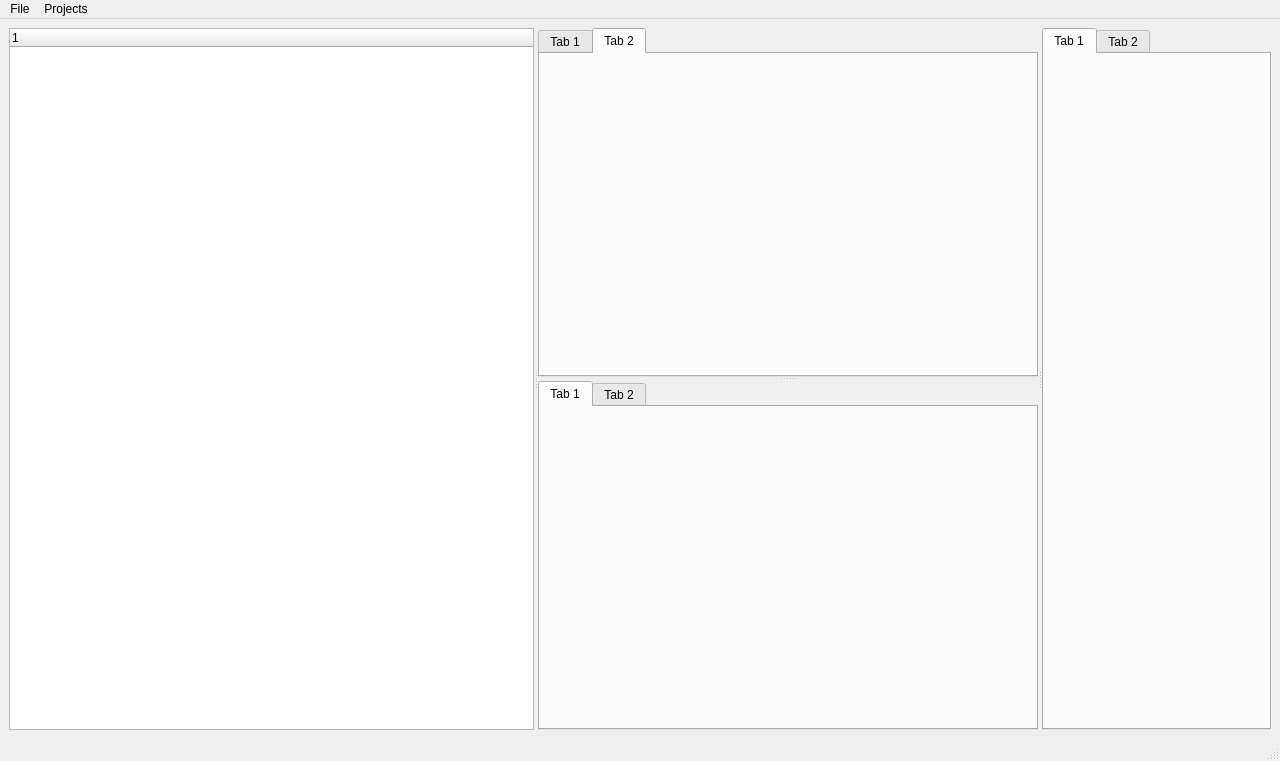
This is src/SpyderMockUp/SpyderMockUp.ui in goanpeca/ATE.org as Qt 5 draws it before an edit. The edited form follows.
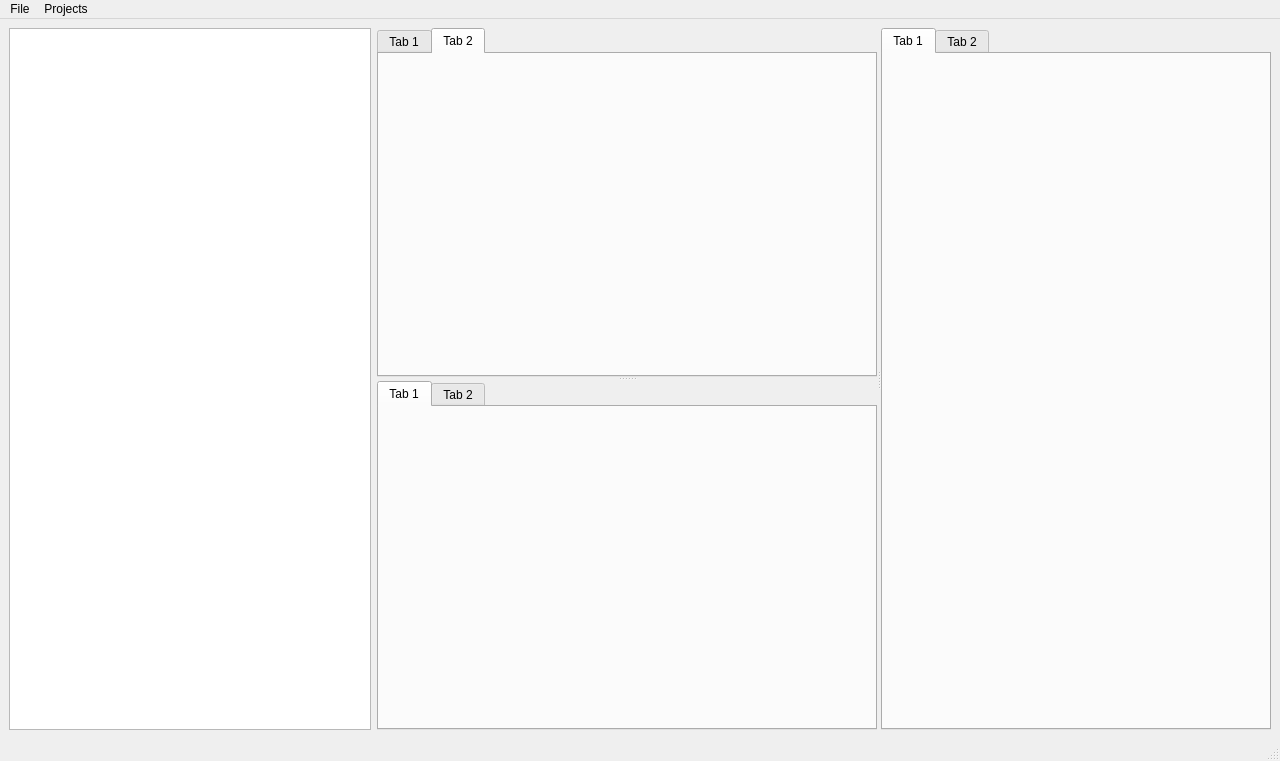
This is the edited form.

```diff
--- a/src/SpyderMockUp/SpyderMockUp.ui
+++ b/src/SpyderMockUp/SpyderMockUp.ui
@@ -21,24 +21,11 @@
     </size>
    </property>
    <layout class="QGridLayout" name="gridLayout">
-    <item row="0" column="0">
+    <item row="0" column="1">
      <widget class="QSplitter" name="splitter_2">
       <property name="orientation">
        <enum>Qt::Horizontal</enum>
       </property>
-      <widget class="QTreeWidget" name="tree">
-       <property name="minimumSize">
-        <size>
-         <width>200</width>
-         <height>0</height>
-        </size>
-       </property>
-       <column>
-        <property name="text">
-         <string notr="true">1</string>
-        </property>
-       </column>
-      </widget>
       <widget class="QSplitter" name="splitter">
        <property name="orientation">
         <enum>Qt::Vertical</enum>
@@ -112,6 +99,22 @@
       </widget>
      </widget>
     </item>
+    <item row="0" column="0">
+     <widget class="QTreeView" name="tree">
+      <property name="minimumSize">
+       <size>
+        <width>362</width>
+        <height>0</height>
+       </size>
+      </property>
+      <property name="maximumSize">
+       <size>
+        <width>362</width>
+        <height>16777215</height>
+       </size>
+      </property>
+     </widget>
+    </item>
    </layout>
   </widget>
   <widget class="QMenuBar" name="menubar">
```
